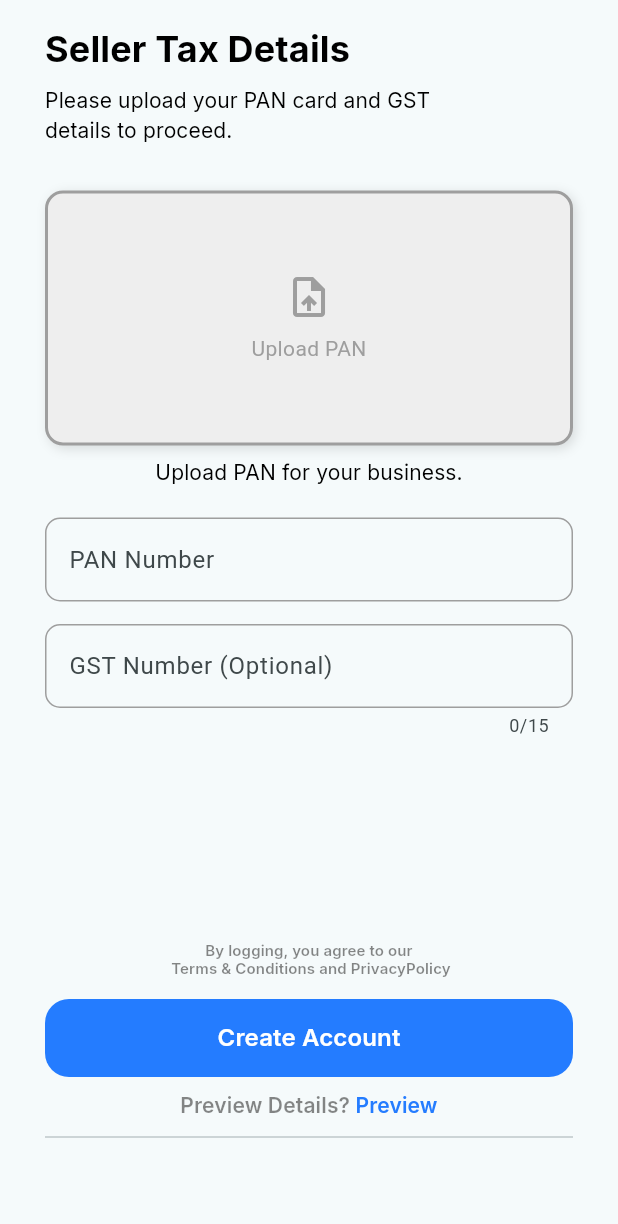
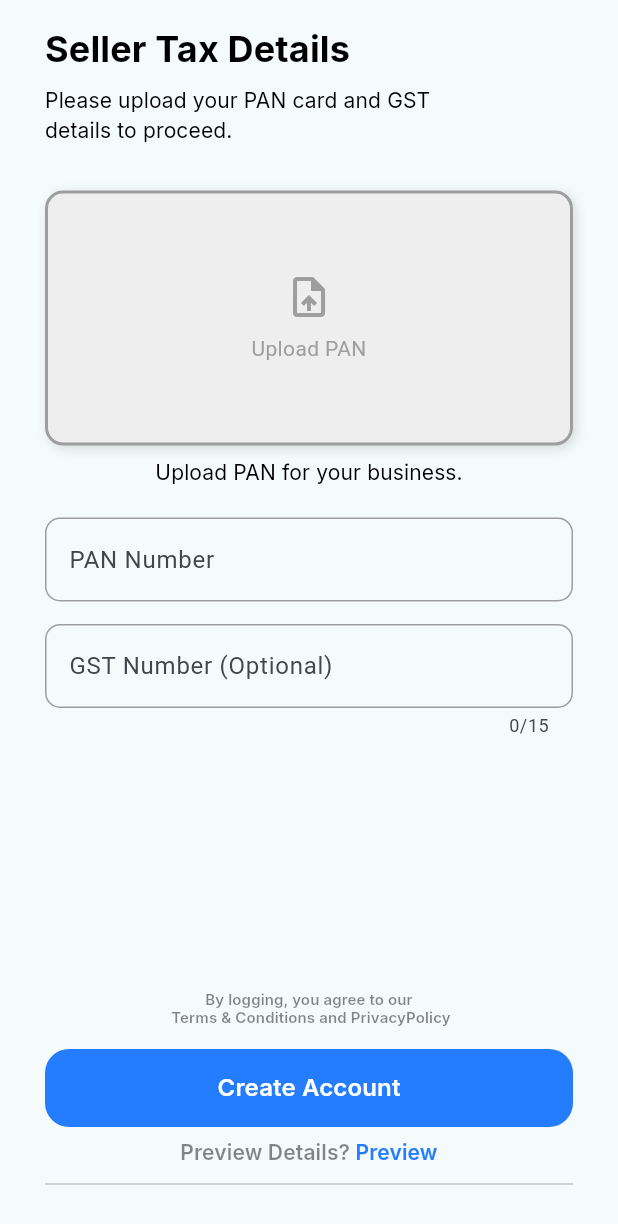
Before and after one commit to Sukhmeetsingh306/store_app, a Flutter app: the SellerTaxDetailScreen screen opened by its route, on a phone screen of 412 x 824 dp. Shown: the top 1224 px of the screen. Run offline on Flutter 3.47's test engine with Material 3 defaults, Android fonts, the phone set to English and light mode, and no system bars; our stand-ins replace file_picker, flutter_riverpod, flutter_svg, go_router, google_fonts, image_picker and 4 more; missing offline and left inert: cloudinary_public, dart:html, flutter_admin_scaffold, random_avatar; accounts and stored records are empty.

Commit message:
adjust the screen dimension

```diff
--- a/multi_vendor/lib/screen/authentication/seller/seller_tax_detail_screen.dart
+++ b/multi_vendor/lib/screen/authentication/seller/seller_tax_detail_screen.dart
@@ -106,7 +106,7 @@ class _SellerTaxDetailScreenState extends State<SellerTaxDetailScreen>
                   SingleChildScrollView(
                     child: _pageInnerCode(isLargeScreen),
                   ),
-                  SizedBox(height: 115),
+                  SizedBox(height: MediaQuery.of(context).size.height * 0.18),
                   buttonBottomCode(_formKey, context, isLargeScreenWeb),
                 ],
               ),
@@ -296,7 +296,7 @@ class _SellerTaxDetailScreenState extends State<SellerTaxDetailScreen>
             ],
           ),
         ),
-        sizedBoxH10(),
+        sizedBoxH8(),
         _animationUtils.buildAnimated(
           type: SellerAnimationType.fadeSlideScale2,
           child: Column(
```
